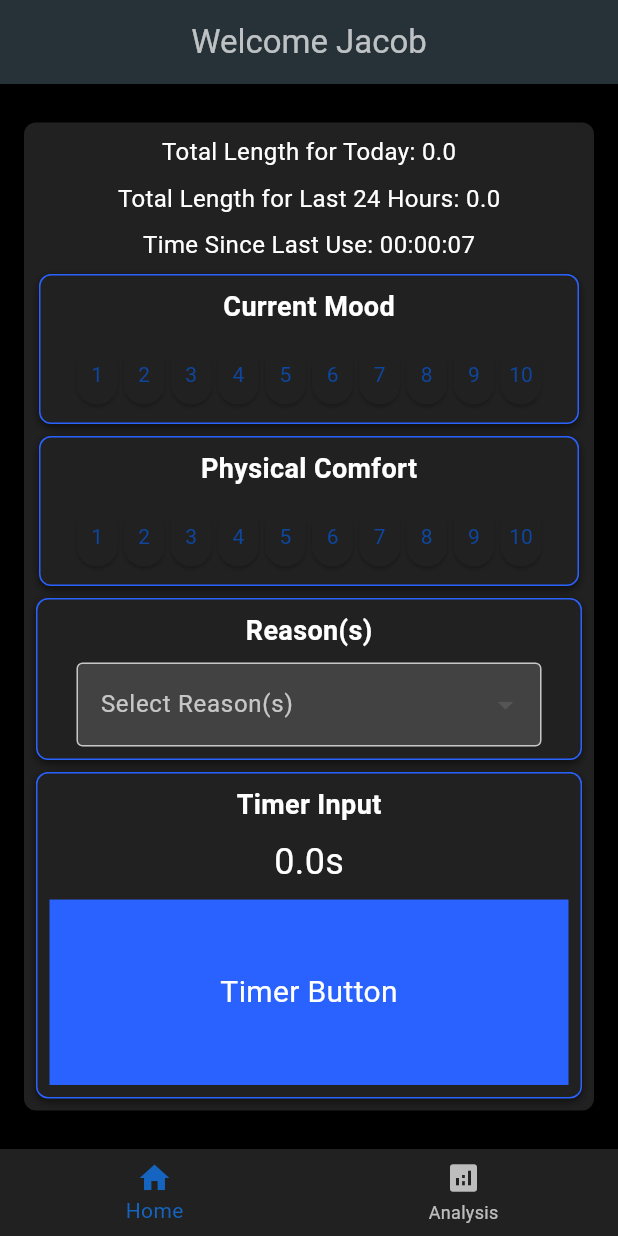
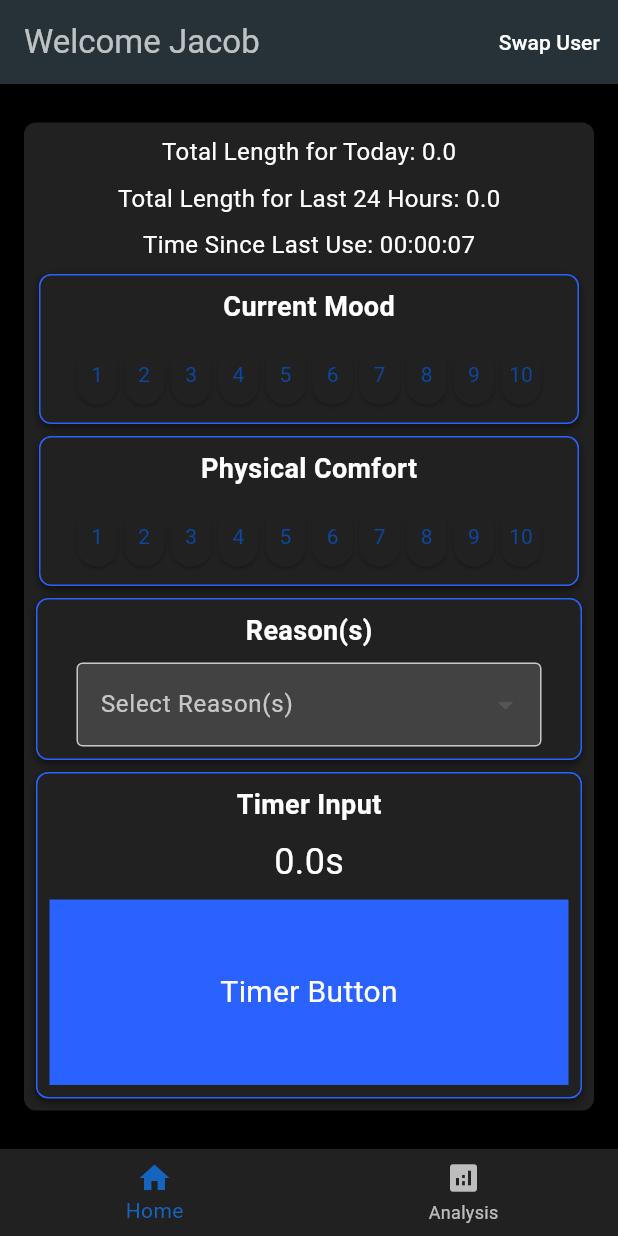
Before and after one commit to SoupyOfficial/smoke_log2, a Flutter app: the screen it shows after launch, on a phone screen of 412 x 824 dp. Run offline on Flutter 3.47's test engine with Material 3 defaults, Android fonts, the phone set to English and light mode, and no system bars; our stand-ins replace cloud_firestore, firebase_core, fl_chart, shared_preferences; accounts and stored records are empty.

Commit message:
Added Swap User button

```diff
--- /dev/null
+++ b/lib/custom_app_bar.dart
@@ -0,0 +1,31 @@
+import 'package:flutter/material.dart';
+
+class CustomAppBar extends StatelessWidget implements PreferredSizeWidget {
+  final String title;
+  final VoidCallback onSwapUser;
+
+  const CustomAppBar({
+    Key? key,
+    required this.title,
+    required this.onSwapUser,
+  }) : super(key: key);
+
+  @override
+  Widget build(BuildContext context) {
+    return AppBar(
+      title: Text(title),
+      actions: [
+        TextButton(
+          onPressed: onSwapUser,
+          child: const Text(
+            'Swap User',
+            style: TextStyle(color: Colors.white),
+          ),
+        ),
+      ],
+    );
+  }
+
+  @override
+  Size get preferredSize => const Size.fromHeight(kToolbarHeight);
+}
--- a/lib/home_page.dart
+++ b/lib/home_page.dart
@@ -4,6 +4,7 @@ import 'input_section.dart';
 import 'segmented_input.dart';
 import 'dropdown_multi_select.dart';
 import 'timer_input.dart';
+import 'custom_app_bar.dart';
 import 'app_config.dart';
 import 'dart:async';
 
@@ -24,14 +25,29 @@ class _HomePageState extends State<HomePage> {
   Duration totalLengthForToday = const Duration(seconds: 0);
   Duration timeSinceLastUse = const Duration(seconds: 0);
   Timer? _timer;
+  String _currentUser = 'Jacob';
 
   @override
   void initState() {
     super.initState();
+    _updateCurrentUser();
     _fetchData();
     _timer = Timer.periodic(const Duration(seconds: 1), (timer) {
       _updateTimeSinceLastUse();
     });
+  }
+
+  Future<void> _updateCurrentUser() async {
+    String collectionName = await AppConfig.getCollectionName();
+    setState(() {
+      _currentUser = collectionName.startsWith('Jacob') ? 'Jacob' : 'Ashley';
+    });
+  }
+
+  Future<void> _swapUser() async {
+    await AppConfig.swapUser();
+    await _updateCurrentUser();
+    await _fetchData(); // Refresh the data for the new user
   }
 
   @override
@@ -158,9 +174,9 @@ class _HomePageState extends State<HomePage> {
   @override
   Widget build(BuildContext context) {
     return Scaffold(
-      appBar: AppBar(
-        title: const Text('Welcome Jacob'),
-        centerTitle: true,
+      appBar: CustomAppBar(
+        title: 'Welcome $_currentUser',
+        onSwapUser: _swapUser,
       ),
       body: Stack(
         children: [
```
Also changed, not shown: lib/data_analysis_app_bar.dart (deleted, +0 -16 lines), lib/data_analysis_page.dart (+26 -2 lines), lib/data_stream_builder.dart (+27 -17 lines), lib/main.dart (+5 -4 lines).
